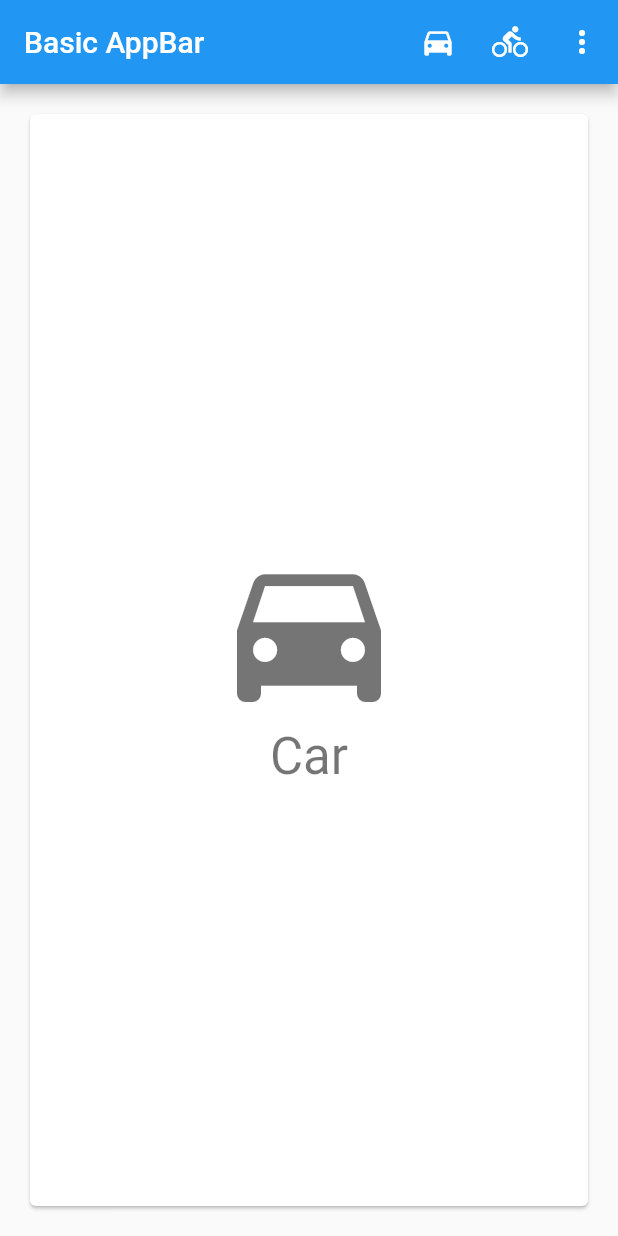
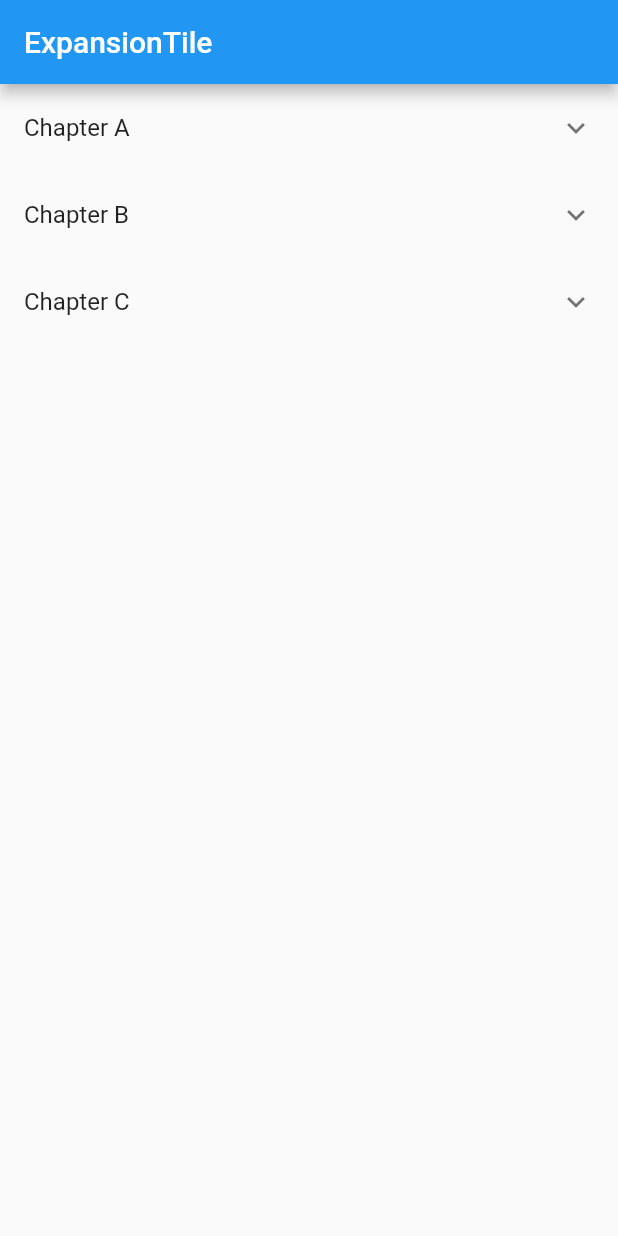
Before and after one commit to shenglinFL/FlutterDraft, a Flutter app: the screen it shows after launch, on a phone screen of 412 x 824 dp. Run offline on Flutter 3.47's test engine with Material 2 defaults, Android fonts, the phone set to English and light mode, and no system bars.

Commit message:
多级列表[ExpansionTile](https://flutterchina.club/catalog/samples/expansion-tile-sample/)

```diff
--- a/lib/main.dart
+++ b/lib/main.dart
@@ -4,103 +4,90 @@
 
 import 'package:flutter/material.dart';
 
-// This app is a stateful, it tracks the user's current choice.
-class BasicAppBarSample extends StatefulWidget {
-  @override
-  _BasicAppBarSampleState createState() => new _BasicAppBarSampleState();
-}
-
-class _BasicAppBarSampleState extends State<BasicAppBarSample> {
-  Choice _selectedChoice = choices[0]; // The app's "state".
-
-  void _select(Choice choice) {
-    setState(() { // Causes the app to rebuild with the new _selectedChoice.
-      _selectedChoice = choice;
-    });
-  }
-
+class ExpansionTileSample extends StatelessWidget {
   @override
   Widget build(BuildContext context) {
     return new MaterialApp(
       home: new Scaffold(
         appBar: new AppBar(
-          title: const Text('Basic AppBar'),
-          actions: <Widget>[
-            new IconButton( // action button
-              icon: new Icon(choices[0].icon),
-              onPressed: () { _select(choices[0]); },
-            ),
-            new IconButton( // action button
-              icon: new Icon(choices[1].icon),
-              onPressed: () { _select(choices[1]); },
-            ),
-            new PopupMenuButton<Choice>( // overflow menu
-              onSelected: _select,
-              itemBuilder: (BuildContext context) {
-                return choices.skip(2).map((Choice choice) {
-                  return new PopupMenuItem<Choice>(
-                    value: choice,
-//                    child: new Text(choice.title),
-                    child: new Row(
-                      children: <Widget>[
-                        new Image.asset('images/lake.jpg'),
-                        new Text(choice.title),
-                      ],
-                    ),
-                  );
-                }).toList();
-              },
-            ),
-          ],
+          title: const Text('ExpansionTile'),
         ),
-        body: new Padding(
-          padding: const EdgeInsets.all(16.0),
-          child: new ChoiceCard(choice: _selectedChoice),
+        body: new ListView.builder(
+          itemBuilder: (BuildContext context, int index) => new EntryItem(data[index]),
+          itemCount: data.length,
         ),
       ),
     );
   }
 }
 
-class Choice {
-  const Choice({ this.title, this.icon });
+// One entry in the multilevel list displayed by this app.
+class Entry {
+  Entry(this.title, [this.children = const <Entry>[]]);
   final String title;
-  final IconData icon;
+  final List<Entry> children;
 }
 
-const List<Choice> choices = const <Choice>[
-  const Choice(title: 'Car', icon: Icons.directions_car),
-  const Choice(title: 'Bicycle', icon: Icons.directions_bike),
-  const Choice(title: 'Boat', icon: Icons.directions_boat),
-  const Choice(title: 'Bus', icon: Icons.directions_bus),
-  const Choice(title: 'Train', icon: Icons.directions_railway),
-  const Choice(title: 'Walk', icon: Icons.directions_walk),
+// The entire multilevel list displayed by this app.
+final List<Entry> data = <Entry>[
+  new Entry('Chapter A',
+    <Entry>[
+      new Entry('Section A0',
+        <Entry>[
+          new Entry('Item A0.1'),
+          new Entry('Item A0.2'),
+          new Entry('Item A0.3'),
+        ],
+      ),
+      new Entry('Section A1'),
+      new Entry('Section A2'),
+    ],
+  ),
+  new Entry('Chapter B',
+    <Entry>[
+      new Entry('Section B0'),
+      new Entry('Section B1'),
+    ],
+  ),
+  new Entry('Chapter C',
+    <Entry>[
+      new Entry('Section C0'),
+      new Entry('Section C1'),
+      new Entry('Section C2',
+        <Entry>[
+          new Entry('Item C2.0'),
+          new Entry('Item C2.1'),
+          new Entry('Item C2.2'),
+          new Entry('Item C2.3'),
+        ],
+      ),
+    ],
+  ),
 ];
 
-class ChoiceCard extends StatelessWidget {
-  const ChoiceCard({ Key key, this.choice }) : super(key: key);
+// Displays one Entry. If the entry has children then it's displayed
+// with an ExpansionTile.
+class EntryItem extends StatelessWidget {
+  const EntryItem(this.entry);
 
-  final Choice choice;
+  final Entry entry;
+
+  Widget _buildTiles(Entry root) {
+    if (root.children.isEmpty)
+      return new ListTile(title: new Text(root.title));
+    return new ExpansionTile(
+      key: new PageStorageKey<Entry>(root),
+      title: new Text(root.title),
+      children: root.children.map(_buildTiles).toList(),
+    );
+  }
 
   @override
   Widget build(BuildContext context) {
-    final TextStyle textStyle = Theme.of(context).textTheme.display1;
-    return new Card(
-      color: Colors.white,
-      child: new Center(
-        child: new Column(
-          mainAxisSize: MainAxisSize.min,
-          crossAxisAlignment: CrossAxisAlignment.center,
-          children: <Widget>[
-            new Icon(choice.icon, size: 128.0, color: textStyle.color),
-            new Text(choice.title, style: textStyle),
-          ],
-        ),
-      ),
-    );
+    return _buildTiles(entry);
   }
 }
 
 void main() {
-  runApp(new BasicAppBarSample());
+  runApp(new ExpansionTileSample());
 }
```
